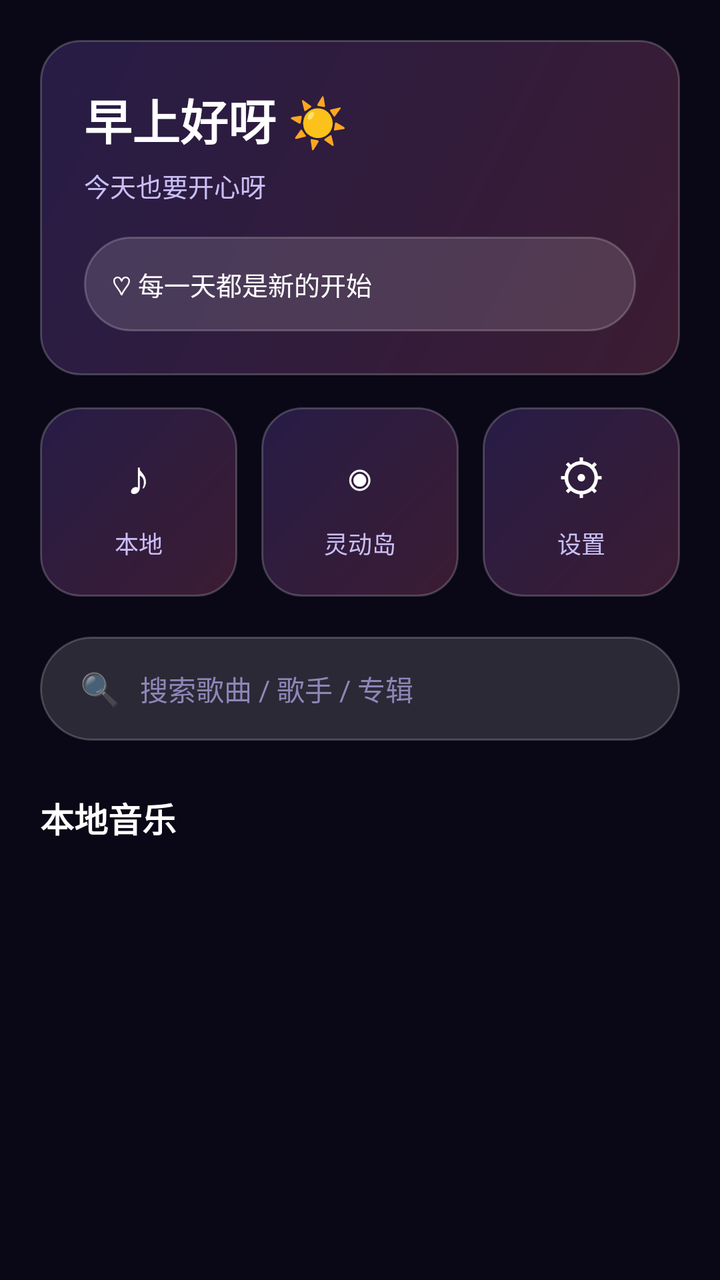
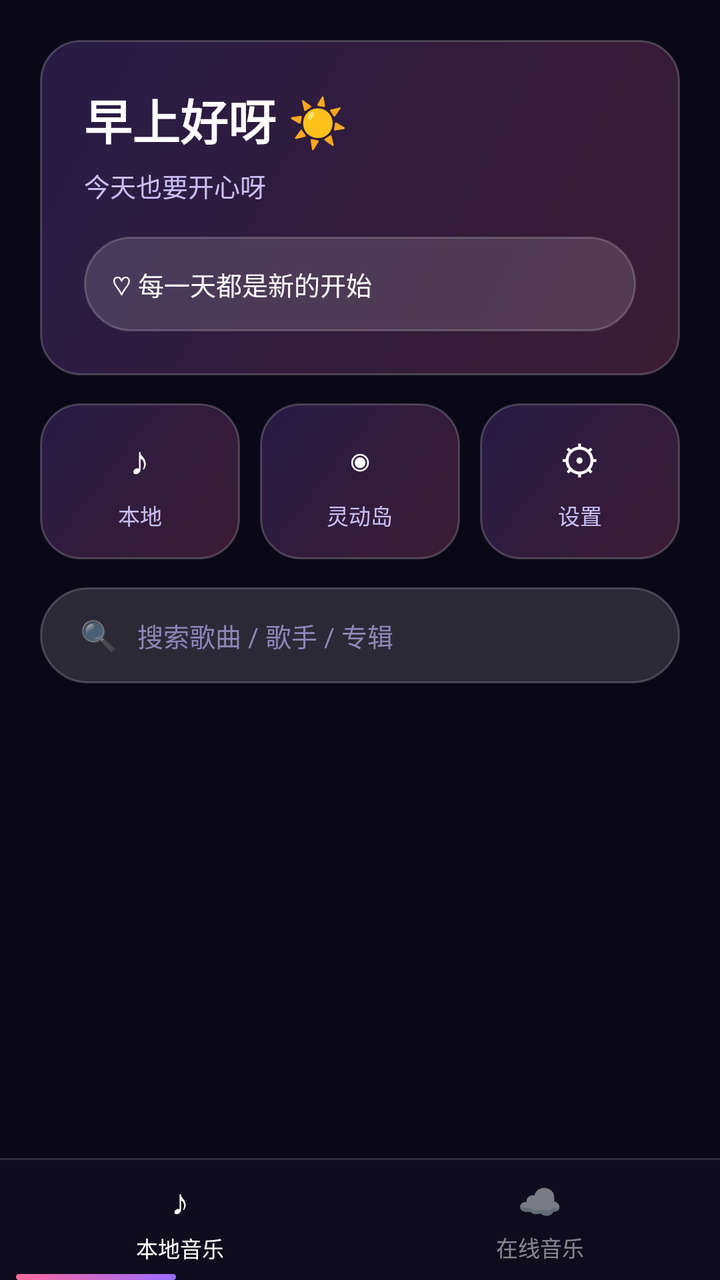

Before-and-after screenshots of an Android layout around one commit, followed by the original layout XML and the change that was made.
<!-- AndroidManifest.xml: application theme Theme.XuanYin -->
<!-- res/layout/activity_main.xml -->
<?xml version="1.0" encoding="utf-8"?>
<FrameLayout xmlns:android="http://schemas.android.com/apk/res/android"
    android:layout_width="match_parent" android:layout_height="match_parent"
    android:background="@color/bg_deep">
    <ImageView android:id="@+id/iv_bg" android:layout_width="match_parent"
        android:layout_height="match_parent" android:scaleType="centerCrop" android:alpha="0.30" />
    <ScrollView android:layout_width="match_parent" android:layout_height="match_parent"
        android:fillViewport="true" android:overScrollMode="ifContentScrolls">
        <LinearLayout android:orientation="vertical" android:padding="20dp"
            android:layout_width="match_parent" android:layout_height="wrap_content">
            <LinearLayout android:id="@+id/card_greet" android:orientation="vertical"
                android:padding="22dp" android:background="@drawable/bg_card"
                android:layout_width="match_parent" android:layout_height="wrap_content">
                <TextView android:id="@+id/tv_greet" android:layout_width="wrap_content"
                    android:layout_height="wrap_content" android:text="早上好呀 ☀️"
                    android:textColor="@color/white" android:textSize="24sp" android:textStyle="bold" />
                <TextView android:id="@+id/tv_sub_greet" android:layout_width="wrap_content"
                    android:layout_height="wrap_content" android:layout_marginTop="6dp"
                    android:text="今天也要开心呀" android:textColor="@color/sub_text" android:textSize="13sp" />
                <TextView android:id="@+id/tv_quote" android:layout_width="match_parent"
                    android:layout_height="wrap_content" android:layout_marginTop="16dp"
                    android:padding="14dp" android:background="@drawable/bg_search"
                    android:text="♡ 每一天都是新的开始"
                    android:textColor="@color/white" android:textSize="13sp" />
            </LinearLayout>
            <LinearLayout android:id="@+id/card_actions" android:orientation="horizontal"
                android:layout_marginTop="16dp" android:layout_width="match_parent" android:layout_height="wrap_content">
                <LinearLayout android:id="@+id/btn_local" android:orientation="vertical"
                    android:gravity="center" android:padding="18dp" android:layout_weight="1"
                    android:background="@drawable/bg_card" android:layout_width="0dp" android:layout_height="wrap_content">
                    <TextView android:layout_width="wrap_content" android:layout_height="wrap_content"
                        android:text="♪" android:textSize="24sp" android:textColor="@color/white" />
                    <TextView android:layout_width="wrap_content" android:layout_height="wrap_content"
                        android:layout_marginTop="8dp" android:text="本地"
                        android:textColor="@color/sub_text" android:textSize="12sp" />
                </LinearLayout>
                <LinearLayout android:id="@+id/btn_island" android:orientation="vertical"
                    android:gravity="center" android:padding="18dp" android:layout_weight="1"
                    android:layout_marginStart="12dp" android:background="@drawable/bg_card"
                    android:layout_width="0dp" android:layout_height="wrap_content">
                    <TextView android:layout_width="wrap_content" android:layout_height="wrap_content"
                        android:text="◉" android:textSize="24sp" android:textColor="@color/white" />
                    <TextView android:layout_width="wrap_content" android:layout_height="wrap_content"
                        android:layout_marginTop="8dp" android:text="灵动岛"
                        android:textColor="@color/sub_text" android:textSize="12sp" />
                </LinearLayout>
                <LinearLayout android:id="@+id/btn_settings" android:orientation="vertical"
                    android:gravity="center" android:padding="18dp" android:layout_weight="1"
                    android:layout_marginStart="12dp" android:background="@drawable/bg_card"
                    android:layout_width="0dp" android:layout_height="wrap_content">
                    <TextView android:layout_width="wrap_content" android:layout_height="wrap_content"
                        android:text="⚙" android:textSize="24sp" android:textColor="@color/white" />
                    <TextView android:layout_width="wrap_content" android:layout_height="wrap_content"
                        android:layout_marginTop="8dp" android:text="设置"
                        android:textColor="@color/sub_text" android:textSize="12sp" />
                </LinearLayout>
            </LinearLayout>
            <LinearLayout android:id="@+id/card_search" android:orientation="horizontal"
                android:gravity="center_vertical" android:paddingHorizontal="20dp"
                android:layout_marginTop="20dp" android:background="@drawable/bg_search"
                android:layout_width="match_parent" android:layout_height="52dp">
                <TextView android:layout_width="wrap_content" android:layout_height="wrap_content"
                    android:text="🔍" android:textSize="16sp" />
                <TextView android:layout_width="wrap_content" android:layout_height="wrap_content"
                    android:layout_marginStart="10dp" android:text="搜索歌曲 / 歌手 / 专辑"
                    android:textColor="@color/weak_text" android:textSize="14sp" />
            </LinearLayout>
            <TextView android:id="@+id/tv_section" android:layout_width="wrap_content"
                android:layout_height="wrap_content" android:layout_marginTop="26dp"
                android:layout_marginBottom="14dp" android:text="本地音乐"
                android:textColor="@color/white" android:textSize="17sp" android:textStyle="bold" />
            <androidx.recyclerview.widget.RecyclerView android:id="@+id/rv_songs"
                android:layout_width="match_parent" android:layout_height="wrap_content"
                android:nestedScrollingEnabled="false" android:overScrollMode="never" />
        </LinearLayout>
    </ScrollView>
</FrameLayout>
<!-- resources referenced by this layout -->
<resources>
  <color name="bg_deep">#0A0817</color>
  <color name="sub_text">#C9BFF5</color>
  <color name="weak_text">#8F86B8</color>
  <color name="white">#FFFFFF</color>
  <!-- drawable bg_card (drawable) -->
  <?xml version="1.0" encoding="utf-8"?>
  <shape xmlns:android="http://schemas.android.com/apk/res/android">
      <corners android:radius="20dp" />
      <gradient android:angle="135" android:startColor="#33FF6B9D" android:endColor="#339B6BFF" />
      <stroke android:width="1dp" android:color="#33FFFFFF" />
  </shape>
  <!-- drawable bg_search (drawable) -->
  <?xml version="1.0" encoding="utf-8"?>
  <shape xmlns:android="http://schemas.android.com/apk/res/android">
      <corners android:radius="999dp" />
      <solid android:color="#22FFFFFF" />
      <stroke android:width="1dp" android:color="#33FFFFFF" />
  </shape>
  <style name="Theme.XuanYin" parent="Theme.MaterialComponents.DayNight.NoActionBar">
          <item name="android:windowBackground">@color/bg_deep</item>
          <item name="android:statusBarColor">@color/bg_deep</item>
          <item name="android:navigationBarColor">@color/bg_deep</item>
          <item name="android:windowAnimationStyle">@style/WindowAnim</item>
          <item name="android:windowLightStatusBar">false</item>
      </style>
  <style name="WindowAnim" parent="@android:style/Animation.Activity">
          <item name="android:activityOpenEnterAnimation">@anim/fade_in</item>
          <item name="android:activityOpenExitAnimation">@anim/fade_out</item>
          <item name="android:activityCloseEnterAnimation">@anim/fade_in</item>
          <item name="android:activityCloseExitAnimation">@anim/fade_out</item>
      </style>
</resources>

<!-- the commit's change to res/layout/activity_main.xml (unified diff, before → after) -->
@@ -4,10 +4,10 @@
     android:background="@color/bg_deep">
     <ImageView android:id="@+id/iv_bg" android:layout_width="match_parent"
         android:layout_height="match_parent" android:scaleType="centerCrop" android:alpha="0.30" />
-    <ScrollView android:layout_width="match_parent" android:layout_height="match_parent"
-        android:fillViewport="true" android:overScrollMode="ifContentScrolls">
-        <LinearLayout android:orientation="vertical" android:padding="20dp"
-            android:layout_width="match_parent" android:layout_height="wrap_content">
+    <LinearLayout android:orientation="vertical"
+        android:layout_width="match_parent" android:layout_height="match_parent">
+        <LinearLayout android:orientation="vertical" android:paddingHorizontal="20dp"
+            android:paddingTop="20dp" android:layout_width="match_parent" android:layout_height="wrap_content">
             <LinearLayout android:id="@+id/card_greet" android:orientation="vertical"
                 android:padding="22dp" android:background="@drawable/bg_card"
                 android:layout_width="match_parent" android:layout_height="wrap_content">
@@ -24,54 +24,102 @@
                     android:textColor="@color/white" android:textSize="13sp" />
             </LinearLayout>
             <LinearLayout android:id="@+id/card_actions" android:orientation="horizontal"
-                android:layout_marginTop="16dp" android:layout_width="match_parent" android:layout_height="wrap_content">
+                android:layout_marginTop="14dp" android:layout_width="match_parent" android:layout_height="wrap_content">
                 <LinearLayout android:id="@+id/btn_local" android:orientation="vertical"
-                    android:gravity="center" android:padding="18dp" android:layout_weight="1"
+                    android:gravity="center" android:padding="14dp" android:layout_weight="1"
                     android:background="@drawable/bg_card" android:layout_width="0dp" android:layout_height="wrap_content">
                     <TextView android:layout_width="wrap_content" android:layout_height="wrap_content"
-                        android:text="♪" android:textSize="24sp" android:textColor="@color/white" />
+                        android:text="♪" android:textSize="20sp" android:textColor="@color/white" />
                     <TextView android:layout_width="wrap_content" android:layout_height="wrap_content"
-                        android:layout_marginTop="8dp" android:text="本地"
-                        android:textColor="@color/sub_text" android:textSize="12sp" />
+                        android:layout_marginTop="6dp" android:text="本地"
+                        android:textColor="@color/sub_text" android:textSize="11sp" />
                 </LinearLayout>
                 <LinearLayout android:id="@+id/btn_island" android:orientation="vertical"
-                    android:gravity="center" android:padding="18dp" android:layout_weight="1"
-                    android:layout_marginStart="12dp" android:background="@drawable/bg_card"
+                    android:gravity="center" android:padding="14dp" android:layout_weight="1"
+                    android:layout_marginStart="10dp" android:background="@drawable/bg_card"
                     android:layout_width="0dp" android:layout_height="wrap_content">
                     <TextView android:layout_width="wrap_content" android:layout_height="wrap_content"
-                        android:text="◉" android:textSize="24sp" android:textColor="@color/white" />
+                        android:text="◉" android:textSize="20sp" android:textColor="@color/white" />
                     <TextView android:layout_width="wrap_content" android:layout_height="wrap_content"
-                        android:layout_marginTop="8dp" android:text="灵动岛"
-                        android:textColor="@color/sub_text" android:textSize="12sp" />
+                        android:layout_marginTop="6dp" android:text="灵动岛"
+                        android:textColor="@color/sub_text" android:textSize="11sp" />
                 </LinearLayout>
                 <LinearLayout android:id="@+id/btn_settings" android:orientation="vertical"
-                    android:gravity="center" android:padding="18dp" android:layout_weight="1"
-                    android:layout_marginStart="12dp" android:background="@drawable/bg_card"
+                    android:gravity="center" android:padding="14dp" android:layout_weight="1"
+                    android:layout_marginStart="10dp" android:background="@drawable/bg_card"
                     android:layout_width="0dp" android:layout_height="wrap_content">
                     <TextView android:layout_width="wrap_content" android:layout_height="wrap_content"
-                        android:text="⚙" android:textSize="24sp" android:textColor="@color/white" />
+                        android:text="⚙" android:textSize="20sp" android:textColor="@color/white" />
                     <TextView android:layout_width="wrap_content" android:layout_height="wrap_content"
-                        android:layout_marginTop="8dp" android:text="设置"
-                        android:textColor="@color/sub_text" android:textSize="12sp" />
+                        android:layout_marginTop="6dp" android:text="设置"
+                        android:textColor="@color/sub_text" android:textSize="11sp" />
                 </LinearLayout>
             </LinearLayout>
             <LinearLayout android:id="@+id/card_search" android:orientation="horizontal"
                 android:gravity="center_vertical" android:paddingHorizontal="20dp"
-                android:layout_marginTop="20dp" android:background="@drawable/bg_search"
-                android:layout_width="match_parent" android:layout_height="52dp">
+                android:layout_marginTop="14dp" android:background="@drawable/bg_search"
+                android:layout_width="match_parent" android:layout_height="48dp">
                 <TextView android:layout_width="wrap_content" android:layout_height="wrap_content"
-                    android:text="🔍" android:textSize="16sp" />
+                    android:text="🔍" android:textSize="15sp" />
                 <TextView android:layout_width="wrap_content" android:layout_height="wrap_content"
                     android:layout_marginStart="10dp" android:text="搜索歌曲 / 歌手 / 专辑"
-                    android:textColor="@color/weak_text" android:textSize="14sp" />
+                    android:textColor="@color/weak_text" android:textSize="13sp" />
             </LinearLayout>
-            <TextView android:id="@+id/tv_section" android:layout_width="wrap_content"
-                android:layout_height="wrap_content" android:layout_marginTop="26dp"
-                android:layout_marginBottom="14dp" android:text="本地音乐"
-                android:textColor="@color/white" android:textSize="17sp" android:textStyle="bold" />
-            <androidx.recyclerview.widget.RecyclerView android:id="@+id/rv_songs"
-                android:layout_width="match_parent" android:layout_height="wrap_content"
-                android:nestedScrollingEnabled="false" android:overScrollMode="never" />
         </LinearLayout>
-    </ScrollView>
+        <FrameLayout android:layout_width="match_parent" android:layout_height="0dp"
+            android:layout_weight="1" android:layout_marginTop="14dp">
+            <FrameLayout android:id="@+id/page_local"
+                android:layout_width="match_parent" android:layout_height="match_parent">
+                <androidx.recyclerview.widget.RecyclerView android:id="@+id/rv_local"
+                    android:paddingHorizontal="20dp" android:paddingBottom="20dp"
+                    android:clipToPadding="false"
+                    android:layout_width="match_parent" android:layout_height="match_parent"
+                    android:overScrollMode="never" />
+            </FrameLayout>
+            <FrameLayout android:id="@+id/page_online"
+                android:visibility="gone"
+                android:layout_width="match_parent" android:layout_height="match_parent">
+                <androidx.recyclerview.widget.RecyclerView android:id="@+id/rv_online"
+                    android:paddingHorizontal="20dp" android:paddingBottom="20dp"
+                    android:clipToPadding="false"
+                    android:layout_width="match_parent" android:layout_height="match_parent"
+                    android:overScrollMode="never" />
+            </FrameLayout>
+        </FrameLayout>
+        <LinearLayout android:id="@+id/tab_bar"
+            android:orientation="vertical" android:background="#CC0F0D1F"
+            android:layout_width="match_parent" android:layout_height="wrap_content">
+            <View android:layout_width="match_parent" android:layout_height="1dp"
+                android:background="#22FFFFFF" />
+            <FrameLayout android:layout_width="match_parent" android:layout_height="60dp">
+                <LinearLayout android:orientation="horizontal"
+                    android:layout_width="match_parent" android:layout_height="match_parent">
+                    <LinearLayout android:id="@+id/tab_local"
+                        android:orientation="vertical" android:gravity="center"
+                        android:layout_weight="1" android:layout_width="0dp" android:layout_height="match_parent">
+                        <TextView android:layout_width="wrap_content" android:layout_height="wrap_content"
+                            android:text="♪" android:textSize="18sp" android:textColor="@color/white" />
+                        <TextView android:layout_width="wrap_content" android:layout_height="wrap_content"
+                            android:layout_marginTop="3dp" android:text="本地音乐"
+                            android:textColor="@color/white" android:textSize="11sp" />
+                    </LinearLayout>
+                    <LinearLayout android:id="@+id/tab_online"
+                        android:orientation="vertical" android:gravity="center"
+                        android:alpha="0.5"
+                        android:layout_weight="1" android:layout_width="0dp" android:layout_height="match_parent">
+                        <TextView android:layout_width="wrap_content" android:layout_height="wrap_content"
+                            android:text="☁" android:textSize="18sp" android:textColor="@color/white" />
+                        <TextView android:layout_width="wrap_content" android:layout_height="wrap_content"
+                            android:layout_marginTop="3dp" android:text="在线音乐"
+                            android:textColor="@color/white" android:textSize="11sp" />
+                    </LinearLayout>
+                </LinearLayout>
+                <View android:id="@+id/tab_indicator"
+                    android:layout_width="80dp" android:layout_height="3dp"
+                    android:layout_gravity="bottom|start"
+                    android:layout_marginStart="8dp"
+                    android:background="@drawable/bg_gradient_button" />
+            </FrameLayout>
+        </LinearLayout>
+    </LinearLayout>
 </FrameLayout>
<!-- resource entries referenced after the edit -->
@@ -10,6 +10,12 @@
       <corners android:radius="20dp" />
       <gradient android:angle="135" android:startColor="#33FF6B9D" android:endColor="#339B6BFF" />
       <stroke android:width="1dp" android:color="#33FFFFFF" />
+  </shape>
+  <!-- drawable bg_gradient_button (drawable) -->
+  <?xml version="1.0" encoding="utf-8"?>
+  <shape xmlns:android="http://schemas.android.com/apk/res/android">
+      <corners android:radius="16dp" />
+      <gradient android:angle="0" android:startColor="#FF6B9D" android:endColor="#9B6BFF" />
   </shape>
   <!-- drawable bg_search (drawable) -->
   <?xml version="1.0" encoding="utf-8"?>
